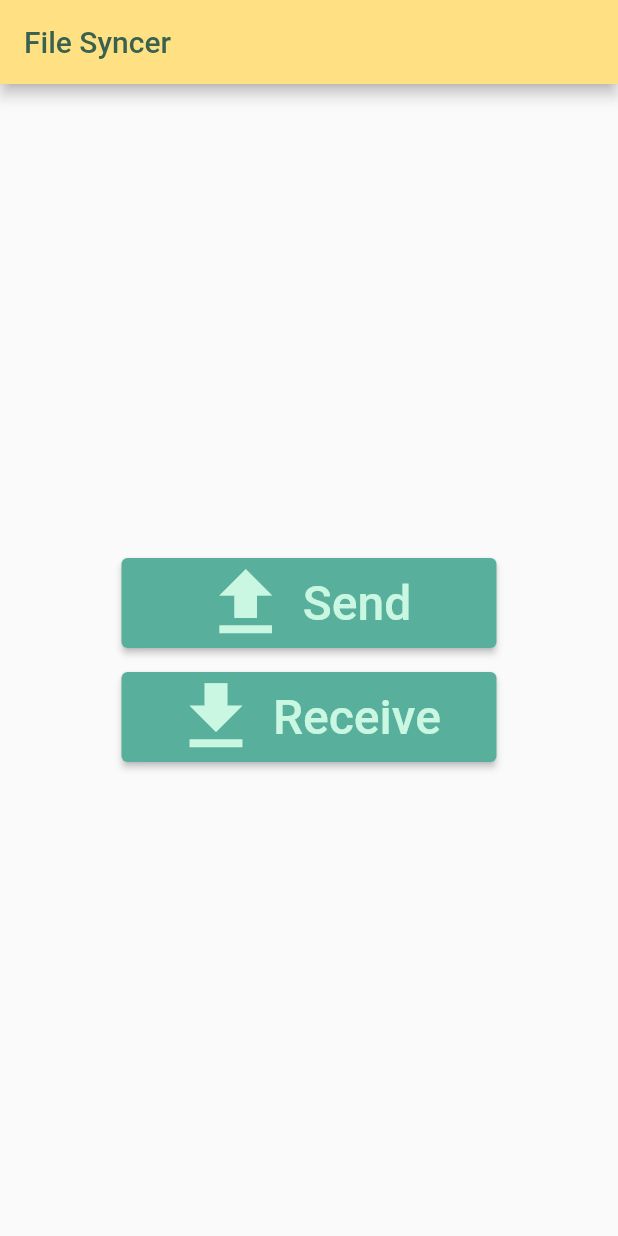
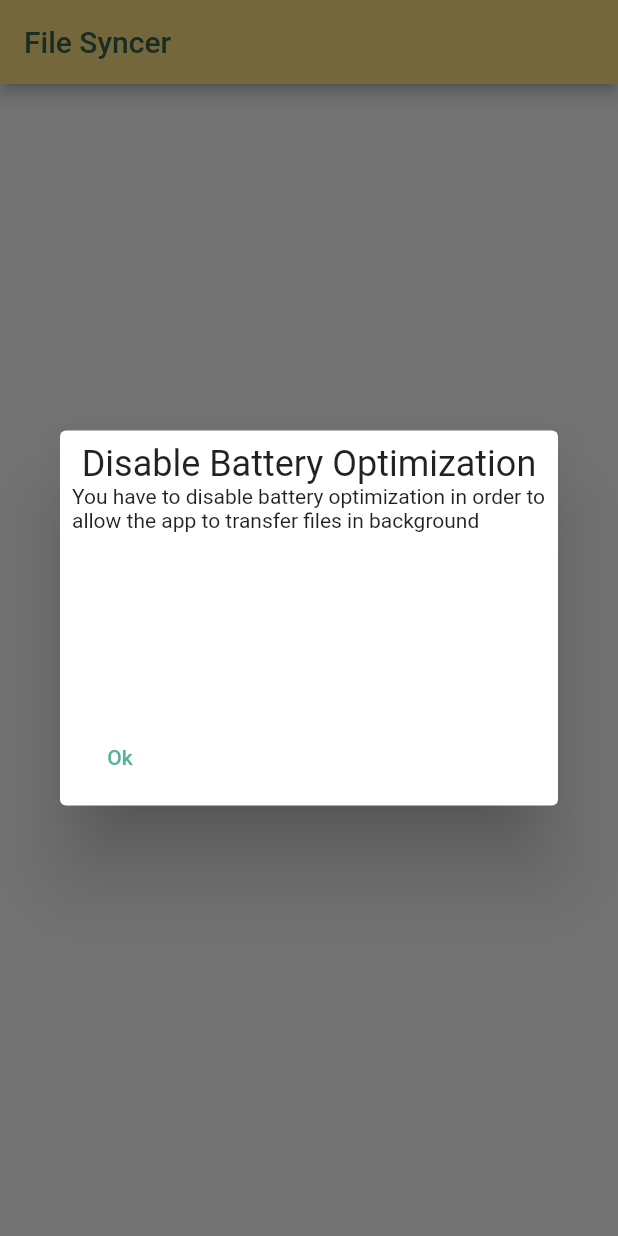
Before and after one commit to Ghali01/file_syncer, a Flutter app: the screen it shows after launch, on a phone screen of 412 x 824 dp. Run offline on Flutter 3.47's test engine with Material 2 defaults, Android fonts, the light colour scheme and no system bars; our stand-ins replace bloc, device_info_plus, file_picker, flutter_bloc, flutter_local_notifications, permission_handler; missing offline and left inert: bitsdojo_window, ftpconnect, network_info_plus, optimization_battery, ping_discover_network_forked, python_channel.

Commit message:
code improve

```diff
--- a/lib/logic/models/transform_base.dart
+++ b/lib/logic/models/transfare_base.dart
@@ -1,6 +1,6 @@
 import 'package:files_syncer/utils/functions.dart';
 
-abstract class TransformBaseState {
+abstract class TransferBaseState {
   String? path;
   List files;
   int? totalLength;
@@ -9,7 +9,7 @@ abstract class TransformBaseState {
   int? speed;
   int? speedPerSecond;
   bool sending;
-  TransformBaseState({
+  TransferBaseState({
     this.path,
     this.speed,
     this.speedPerSecond,
--- a/lib/network/tcp/utils.dart
+++ b/lib/network/tcp/utils.dart
@@ -6,6 +6,6 @@ class OPCodes {
   static const int HandShake = 2;
   static const int RejectHandShake = 3;
   static const int DirectorySelected = 4;
-  static const int TransformData = 5;
+  static const int TransferData = 5;
   static const int ProgressChange = 6;
 }
--- a/lib/ui/screens/home.dart
+++ b/lib/ui/screens/home.dart
@@ -2,18 +2,52 @@ import 'dart:io';
 
 import 'package:device_info_plus/device_info_plus.dart';
 import 'package:files_syncer/network/ftp/server.dart';
+import 'package:files_syncer/ui/widgets/perm_dialog.dart';
 import 'package:files_syncer/ui/widgets/title_bar.dart';
 import 'package:files_syncer/utils/in_app_notifcation.dart';
 import 'package:files_syncer/utils/notifications.dart';
 import 'package:files_syncer/utils/routes.dart';
 import 'package:flutter/material.dart';
 import 'package:flutter_local_notifications/flutter_local_notifications.dart';
+import 'package:optimization_battery/optimization_battery.dart';
 import 'package:permission_handler/permission_handler.dart';
 
-class HomePage extends StatelessWidget {
+class HomePage extends StatefulWidget {
+  const HomePage({super.key});
+
+  @override
+  State<HomePage> createState() => _HomePageState();
+}
+
+class _HomePageState extends State<HomePage> {
   FTPServer? ftpServer;
-  HomePage({super.key}) {
-    _checkPerm().then((value) => null);
+
+  @override
+  void initState() {
+    super.initState();
+    _disableBatteryOpt().then((value) => _checkPerm().then((value) => null));
+  }
+
+  Future<void> _disableBatteryOpt() async {
+    if (!Platform.isAndroid) {
+      return;
+    } else {
+      bool optOff = await OptimizationBattery.isIgnoringBatteryOptimizations();
+      if (optOff) {
+        return;
+      } else {
+        bool? ok = await showDialog(
+            context: context,
+            builder: (_) => const PermissionDialog(
+                title: 'Disable Battery Optimization ',
+                text:
+                    'You have to disable battery optimization in order to allow the app to transfer files in background'));
+        if (ok == true) {
+          await OptimizationBattery.openBatteryOptimizationSettings();
+        }
+        return;
+      }
+    }
   }
 
   Future<void> _checkPerm() async {
@@ -51,7 +85,14 @@ class HomePage extends StatelessWidget {
 
     var status = await Permission.manageExternalStorage.isGranted;
     if (!status) {
-      await Permission.manageExternalStorage.request();
+      bool? ok = await showDialog(
+          context: context,
+          builder: (_) => const PermissionDialog(
+              title: 'Manage All Files',
+              text: 'The app need to have Manage All Files permission.'));
+      if (ok == true) {
+        await Permission.manageExternalStorage.request();
+      }
     }
   }
 
--- a/lib/ui/screens/host.dart
+++ b/lib/ui/screens/host.dart
@@ -3,7 +3,7 @@ import 'dart:io';
 import 'package:files_syncer/logic/controllers/host.dart';
 import 'package:files_syncer/logic/models/host.dart';
 import 'package:files_syncer/network/tcp/server.dart';
-import 'package:files_syncer/ui/screens/transform_server.dart';
+import 'package:files_syncer/ui/screens/transfare_server.dart';
 import 'package:files_syncer/ui/widgets/title_bar.dart';
 import 'package:files_syncer/ui/widgets/yes_no_dialog.dart';
 import 'package:files_syncer/utils/routes.dart';
@@ -54,7 +54,7 @@ class HostPage extends StatelessWidget {
               // device connected
               Navigator.of(context).pushReplacementNamed(Routes.transformServer,
                   arguments:
-                      TransformServerPageArgs(connection: state.connection!));
+                      TransferServerPageArgs(connection: state.connection!));
             }
           },
           child: Center(child: BlocBuilder<HostBloc, HostState>(
--- a/lib/ui/screens/scan.dart
+++ b/lib/ui/screens/scan.dart
@@ -2,7 +2,7 @@ import 'dart:io';
 
 import 'package:files_syncer/logic/controllers/scan.dart';
 import 'package:files_syncer/logic/models/scan.dart';
-import 'package:files_syncer/ui/screens/transform_client.dart';
+import 'package:files_syncer/ui/screens/transfare_client.dart';
 import 'package:files_syncer/ui/widgets/title_bar.dart';
 import 'package:files_syncer/utils/colors.dart';
 import 'package:files_syncer/utils/in_app_notifcation.dart';
@@ -34,7 +34,7 @@ class ScanPage extends StatelessWidget {
               // device connected
               Navigator.of(context).pushReplacementNamed(Routes.transformClient,
                   arguments:
-                      TransformClientPageArgs(connection: state.connection!));
+                      TransferClientPageArgs(connection: state.connection!));
             } else {
               // Connection Rejected
               showInAppNotification(context, 'Connection Rejected');
--- /dev/null
+++ b/lib/ui/widgets/perm_dialog.dart
@@ -0,0 +1,44 @@
+import 'package:flutter/material.dart';
+
+class PermissionDialog extends StatelessWidget {
+  final String title;
+  final String text;
+  const PermissionDialog({
+    Key? key,
+    required this.title,
+    required this.text,
+  }) : super(key: key);
+
+  @override
+  Widget build(BuildContext context) {
+    return Dialog(
+      child: SizedBox(
+        width: 350,
+        height: 250,
+        child: Padding(
+          padding: const EdgeInsets.all(8.0),
+          child: Column(
+            children: [
+              Center(
+                child: Text(
+                  title,
+                  textAlign: TextAlign.center,
+                  style: const TextStyle(fontSize: 24),
+                ),
+              ),
+              Expanded(child: Text(text)),
+              Row(
+                children: [
+                  TextButton(
+                    onPressed: () => Navigator.of(context).pop(true),
+                    child: const Text('Ok'),
+                  ),
+                ],
+              )
+            ],
+          ),
+        ),
+      ),
+    );
+  }
+}
--- a/lib/utils/routes.dart
+++ b/lib/utils/routes.dart
@@ -1,8 +1,8 @@
 import 'package:files_syncer/ui/screens/home.dart';
 import 'package:files_syncer/ui/screens/host.dart';
 import 'package:files_syncer/ui/screens/scan.dart';
-import 'package:files_syncer/ui/screens/transform_client.dart';
-import 'package:files_syncer/ui/screens/transform_server.dart';
+import 'package:files_syncer/ui/screens/transfare_client.dart';
+import 'package:files_syncer/ui/screens/transfare_server.dart';
 import 'package:flutter/cupertino.dart';
 import 'package:flutter/material.dart';
 
@@ -22,17 +22,17 @@ class Routes {
       case scan:
         return MaterialPageRoute(builder: (_) => const ScanPage());
       case transformServer:
-        TransformServerPageArgs args =
-            settings.arguments as TransformServerPageArgs;
+        TransferServerPageArgs args =
+            settings.arguments as TransferServerPageArgs;
         return MaterialPageRoute(
-            builder: (_) => TransformServerPage(
+            builder: (_) => TransferServerPage(
                   args: args,
                 ));
       case transformClient:
-        TransformClientPageArgs args =
-            settings.arguments as TransformClientPageArgs;
+        TransferClientPageArgs args =
+            settings.arguments as TransferClientPageArgs;
         return MaterialPageRoute(
-            builder: (_) => TransformClientPage(
+            builder: (_) => TransferClientPage(
                   args: args,
                 ));
     }
--- a/pubspec.yaml
+++ b/pubspec.yaml
@@ -46,6 +46,7 @@ dependencies:
   permission_handler: ^10.2.0
   flutter_local_notifications: ^12.0.3+1
   bitsdojo_window: ^0.1.5
+  optimization_battery: ^0.0.7
 
 dev_dependencies:
   flutter_test:
```
Also changed, not shown: lib/logic/controllers/transfare_client.dart (renamed from lib/logic/controllers/transform_client.dart, +9 -8 lines), lib/logic/controllers/transfare_server.dart (renamed from lib/logic/controllers/transform_server.dart, +11 -11 lines), lib/logic/models/transfare_client.dart (renamed from lib/logic/models/transform_client.dart, +5 -5 lines), lib/logic/models/transfare_server.dart (renamed from lib/logic/models/transform_server.dart, +5 -5 lines), lib/network/tcp/client.dart (+4 -4 lines), lib/network/tcp/server.dart (+6 -6 lines), lib/ui/screens/transfare_client.dart (renamed from lib/ui/screens/transform_server.dart, +23 -33 lines), lib/ui/screens/transfare_server.dart (renamed from lib/ui/screens/transform_client.dart, +33 -21 lines), pubspec.lock.
